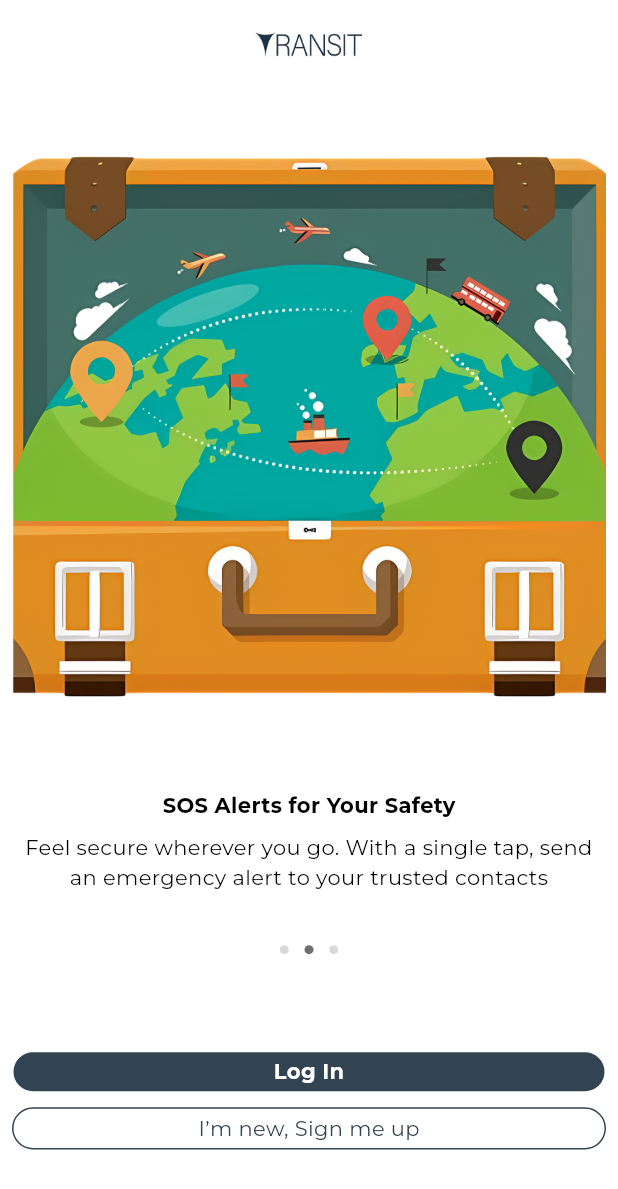
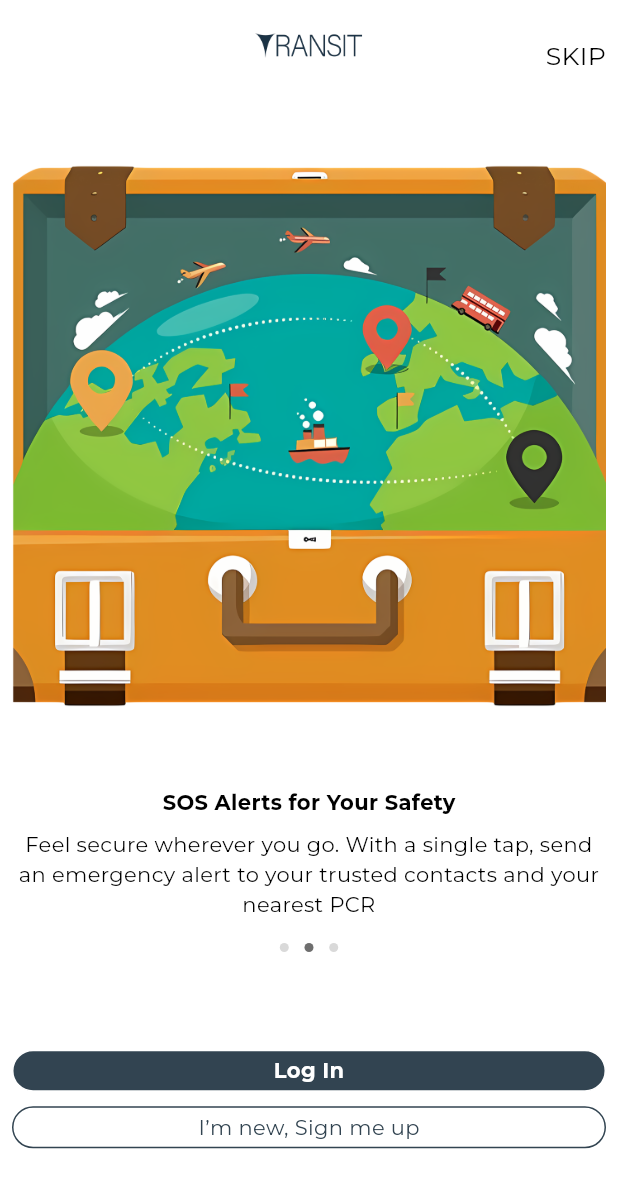
Before and after one commit to transitcoindia/app, a Flutter app: the screen it shows after launch, on a phone screen of 412 x 824 dp. Shown: the top 1189 px of the screen. Run offline on Flutter 3.47's test engine with Material 3 defaults, Android fonts, the phone set to English and light mode, and no system bars; our stand-ins replace bloc, dio, equatable, flutter_bloc, flutter_native_splash, flutter_otp_text_field and 9 more.

Commit message:
many things done

```diff
--- a/lib/core/data/pre_login_data.dart
+++ b/lib/core/data/pre_login_data.dart
@@ -6,7 +6,7 @@
 
 List<String> preLoginSubText = [
 "No more app-hopping! Instantly compare fares across top ride services and pick the best deal for your journey",
-"Feel secure wherever you go. With a single tap, send an emergency alert to your trusted contacts",
+"Feel secure wherever you go. With a single tap, send an emergency alert to your trusted contacts and your nearest PCR",
 "Enjoy special discounts, cashback offers, and the lowest fares—just for you!"
 ];
 
--- a/lib/core/routes.dart
+++ b/lib/core/routes.dart
@@ -33,21 +33,21 @@
 ),
 
   redirect: (context, state) {
-    if (authBloc.state is AuthUnauthenticated && (state.matchedLocation != '/login' && state.matchedLocation != '/register'
-    && state.matchedLocation != '/loginType'  && state.matchedLocation != '/signUp'
-    )) {
-      return '/preLogin';
-    }
+    // if (authBloc.state is AuthUnauthenticated && (state.matchedLocation != '/login' && state.matchedLocation != '/register'
+    // && state.matchedLocation != '/loginType'  && state.matchedLocation != '/signUp'
+    // )) {
+    //   return '/preLogin';
+    // }
     //   else if (authBloc.state is WaitforOtp ) {
     //   debugPrint("rerouting here to OTP");
     //   return '/otp';
     // }
-    else if (authBloc.state is AuthError){
-      return null;
-    }
-    else if (authBloc.state is AuthAuthenticated && state.matchedLocation == '/login') {
-      return '/home';
-    }
+    // else if (authBloc.state is AuthError){
+    //   return null;
+    // }
+    // else if (authBloc.state is AuthAuthenticated && state.matchedLocation == '/login') {
+    //   return '/home';
+    // }
 
    return null;
     // // Redirect to home if authenticated and trying to access login page
--- a/lib/screens/pre_login_screens/pre_login_screen.dart
+++ b/lib/screens/pre_login_screens/pre_login_screen.dart
@@ -18,7 +18,7 @@
 
     return Scaffold(
       backgroundColor: white,
-      body: SafeArea(
+      body: SafeArea(left: false,right: false,
         child: BlocProvider(
           create: (_) => PreLoginCubit(),
           child: BlocBuilder<PreLoginCubit, int>(
@@ -28,11 +28,26 @@
                 crossAxisAlignment: CrossAxisAlignment.center,
                 children: [
                   // Logo
-                  Center(
+                  Stack(
+                    children: [Center(
                       child: SizedBox(
                         height: 26.h,
                         child: Image.asset('assets/logos/transit_logo.png'),
                       ),
+                    ),
+                    Align(
+                      alignment: Alignment.centerRight,
+                      child: SizedBox(height: 40.h,
+                        child: InkWell(
+                          onTap: () {
+                            GoRouter.of(context).pushReplacement('/home');
+                          },
+                          child: Padding(
+                          padding: const EdgeInsets.all(8.0),
+                          child: Text("SKIP", style: TextStyle(fontWeight: FontWeight.w400, fontSize: 16.sp),),
+                        ),),
+                      ))
+                    ]
                   ),
 
                   // Animated Image Switcher
@@ -45,7 +60,7 @@
                 );
               },
               child: Padding(
-                padding: const EdgeInsets.all(8.0),
+                padding: const EdgeInsets.all(0.0),
                 child: SizedBox(
                   height: 450.h,
                   child: PageView.builder(
@@ -53,7 +68,9 @@
                     physics: const NeverScrollableScrollPhysics(),
                     itemCount: 3,
                     itemBuilder: (context, index) {
-                      return AnimatedBuilder(
+                      return Padding(
+                        padding: const EdgeInsets.all(8.0),
+                        child: AnimatedBuilder(
                           animation: _pageController,
                           builder: (context, child) {
                             double pageOffset = 0;
@@ -71,6 +88,7 @@
                           child: Image.asset(
                             fit: BoxFit.contain,
                             'assets/images/pre_login$index.png',
+                          ),
                         ),
                       );
                     },
--- a/lib/screens/user_screens/profile_screen.dart
+++ b/lib/screens/user_screens/profile_screen.dart
@@ -16,7 +16,9 @@
         automaticallyImplyLeading: false,
         centerTitle: false,
         leading: IconButton(
-          onPressed: () {},
+          onPressed: () {
+            Navigator.of(context).pop();
+          },
           icon: const Icon(Icons.arrow_back),
         ),
         title: Container(
--- a/lib/widgets/custom_nav_bar/custom_nv_bar.dart
+++ b/lib/widgets/custom_nav_bar/custom_nv_bar.dart
@@ -34,7 +34,7 @@
         child: SizedBox(height: height,width:width,child: Image.asset('assets/bottom_bar_icons/explore.png'),)),
       InkWell(
         onTap: () {
-         GoRouter.of(context).go('/profile');
+         GoRouter.of(context).push('/profile');
         },
         child: SizedBox(height: height,width:width,child: Image.asset('assets/bottom_bar_icons/profile.png'),)),
 
```
Also changed, not shown: lib/main.dart (+71 -50 lines), pubspec.yaml (+157 -1 lines), assets/splash_screen/splash.png (added), assets/splash_screen/splash_logo.png (added), pubspec.lock, 55 other files. Lines whose indentation alone changed are shown as unchanged.
